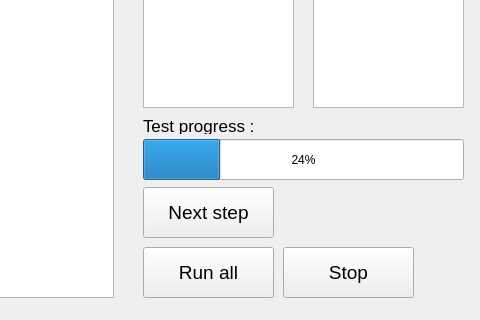
Qt form python_module/src/form.ui (dawidbeno/memory_management) before a commit; both pictures show x 607 to 1087 and y 353 to 673 of the 1087 by 673 pixel window.
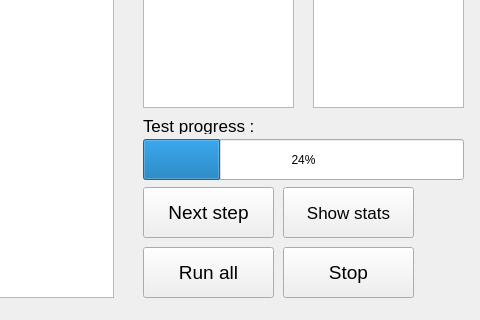
The same form after that commit.

Patch:
```diff
--- a/python_module/src/form.ui
+++ b/python_module/src/form.ui
@@ -362,6 +362,24 @@
     <string>Test progress :</string>
    </property>
   </widget>
+  <widget class="QPushButton" name="btnAllStats">
+   <property name="geometry">
+    <rect>
+     <x>890</x>
+     <y>540</y>
+     <width>131</width>
+     <height>51</height>
+    </rect>
+   </property>
+   <property name="font">
+    <font>
+     <pointsize>13</pointsize>
+    </font>
+   </property>
+   <property name="text">
+    <string>Show stats</string>
+   </property>
+  </widget>
  </widget>
  <resources/>
  <connections/>
```
